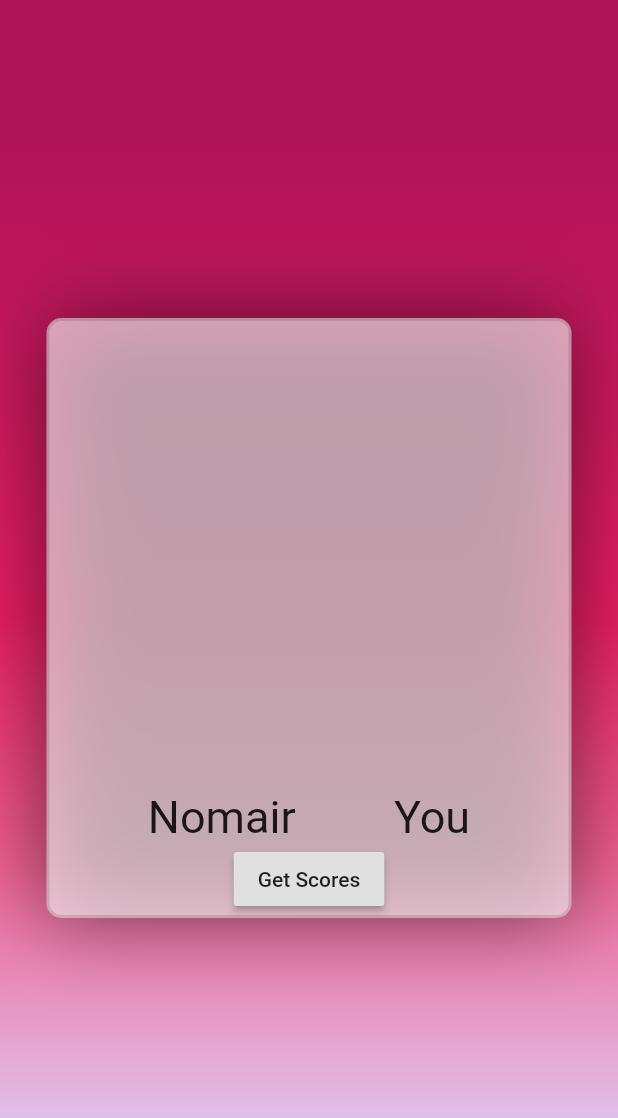
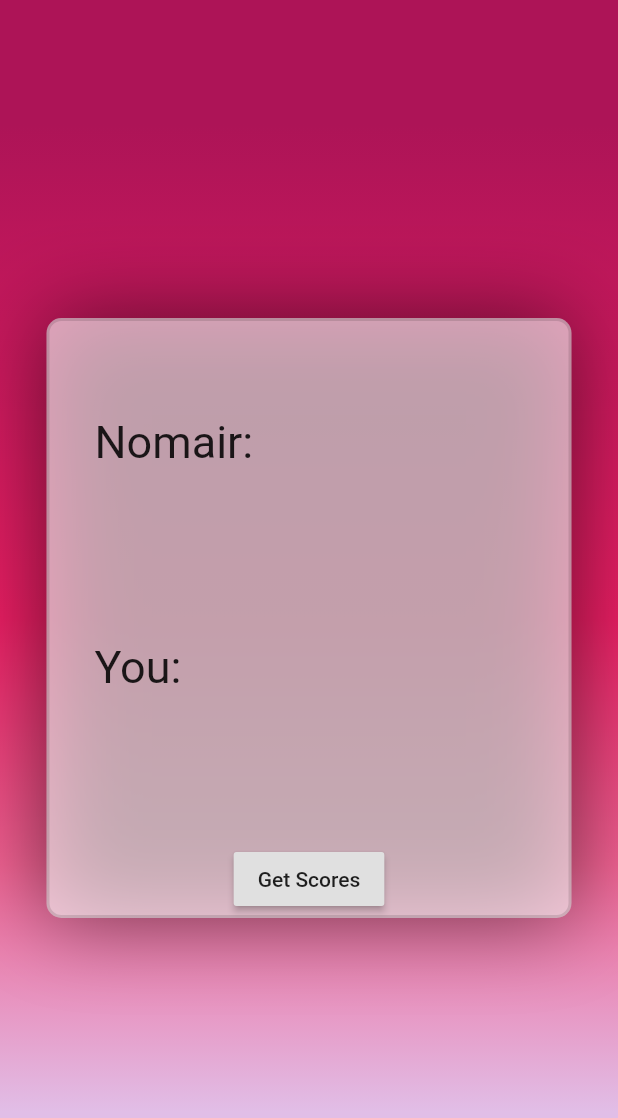
Before and after one commit to komodo-and-chill/frontend, a Flutter app: the VLeft screen opened directly, on a phone screen of 412 x 824 dp. Shown: the top 1118 px of the screen. Run offline on Flutter 3.47's test engine with Material 2 defaults, Android fonts, the phone set to English and light mode, and no system bars; missing offline and left inert: flutter_google_places, geocoder, google_maps_webservice.

Commit message:
UI updated

```diff
--- a/frontend/lib/log_pages/login.dart
+++ b/frontend/lib/log_pages/login.dart
@@ -1,5 +1,6 @@
 import 'package:flutter/material.dart';
 import 'package:flutter/rendering.dart';
+import 'package:frontend/tabs/home.dart';
 
 class LogIn extends StatefulWidget {
   @override
@@ -37,6 +38,7 @@ class LogInState extends State<LogIn> {
                   Container(
                     margin: EdgeInsets.only(top:10.0),
                     child: TextFormField(
+                      obscureText: true,
                       decoration:  InputDecoration(
                         labelText: 'Password',
                         filled: true,
@@ -52,7 +54,7 @@ class LogInState extends State<LogIn> {
                       color: Colors.lightBlue,
                       child: Text('Login',
                       style: TextStyle(color: Colors.white)), //TODO: make text bigger
-                      onPressed: () {},
+                      onPressed: () => Navigator.push(context, MaterialPageRoute(builder: (context)=>Home())),
                     ),
                   ),
                   Container(
--- a/frontend/lib/main.dart
+++ b/frontend/lib/main.dart
@@ -1,4 +1,5 @@
 import 'package:flutter/material.dart';
+import 'package:frontend/log_pages/login.dart';
 import 'signup.dart';
 import 'package:flutter/services.dart';
 import 'tabs/home.dart';
@@ -29,7 +30,7 @@ class MyApp extends StatelessWidget {
     return MaterialApp(
       title: 'App',
       theme: ThemeData(primarySwatch: Colors.blue),
-      home: Home(),
+      home: LogIn(),
       initialRoute: '/',
       routes: {
         '/counter': (context) => NumberCountDemo(),
--- a/frontend/lib/tabs/verleft.dart
+++ b/frontend/lib/tabs/verleft.dart
@@ -52,31 +52,27 @@ class VLeftState extends State<VLeft> {
                     child: Column(
                       mainAxisAlignment: MainAxisAlignment.end,
                       children: <Widget>[
-                              Row(
+                            Column(
+                              crossAxisAlignment: CrossAxisAlignment.start,
                               mainAxisAlignment: MainAxisAlignment.spaceEvenly,
                               children: <Widget>[
-                                AnimatedContainer(
-                                  duration: Duration(seconds: 4),
-                                  width: 60.0,
-                                  height: _height2,
-                                  color: Colors.lightGreenAccent,
+                                Row(
+                                  children: <Widget>[
+                                    Container(child: Text('Nomair: ', style: TextStyle(fontSize: 30.0),),
+                                      margin: EdgeInsets.only(bottom: 75.0, left:30),
+                                      height: 75.0,
+                                      width: 300,
+                                    ),
+                                  ],
                                 ),
-                                AnimatedContainer(
-                                  duration: Duration(seconds: 4),
-                                  width: 60.0,
-                                  height: _height,
-                                  color: Colors.lightGreenAccent,
-                                ),
-                              ],
-                            ),
-                            Row(
-                              mainAxisAlignment: MainAxisAlignment.spaceEvenly,
-                              children: <Widget> [
-                                SizedBox(
-                                  child: Text('Nomair', style: TextStyle(fontSize: 30.0))
-                                  ),
-                                SizedBox(
-                                  child: Text('You', style: TextStyle(fontSize: 30.0))),
+                                Row(
+                                  children: <Widget>[
+                                    Container(child: Text('You: ', style: TextStyle(fontSize: 30.0)),
+                                      margin: EdgeInsets.only(bottom: 100, left: 30),
+                                    ),
+
+                                  ],
+                                )
                               ],
                             ),
                             RaisedButton(
```
Also changed, not shown: frontend/lib/utilities.dart (deleted).
